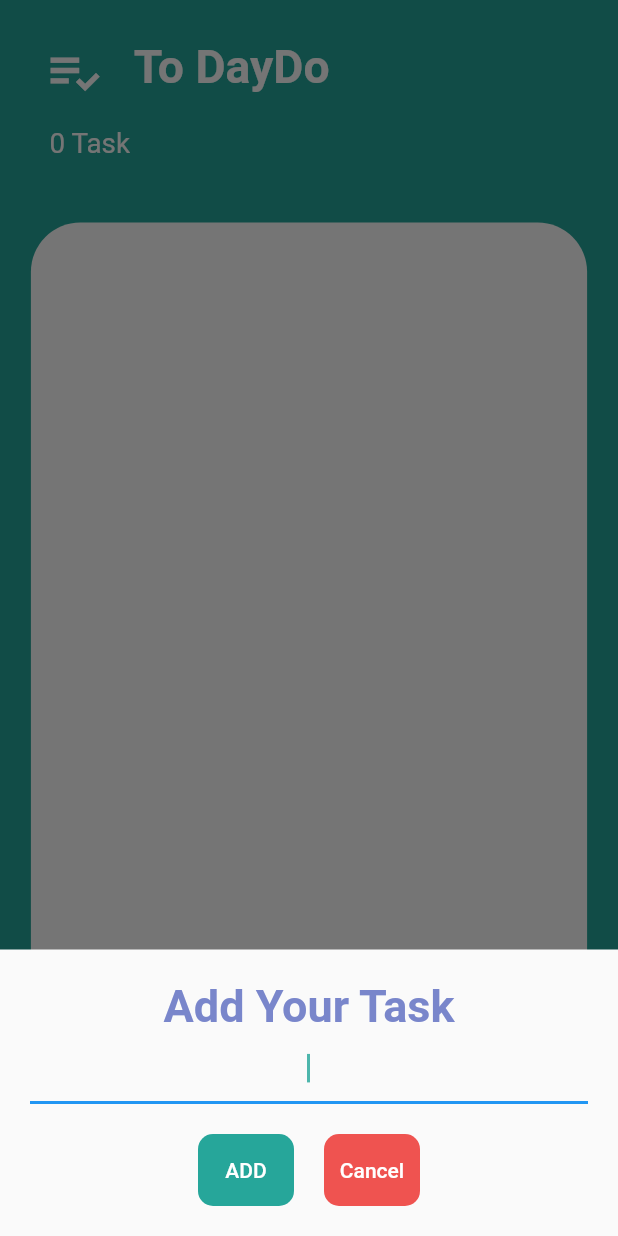
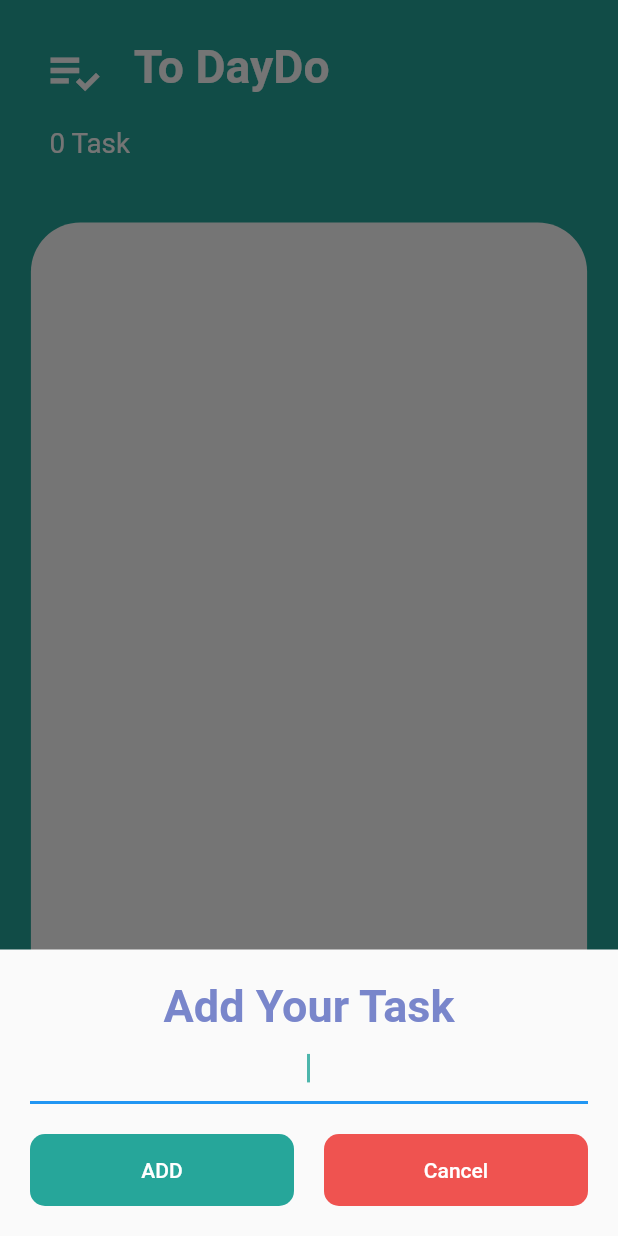
Before and after one commit to ahmdZhran/toDoApp, a Flutter app: the screen it shows after launch, after a tap on the "add" icon, on a phone screen of 412 x 824 dp. Run offline on Flutter 3.47's test engine with Material 2 defaults, Android fonts, the light colour scheme and no system bars; our stand-ins replace audioplayers, hive, hive_flutter; accounts and stored records are empty.

Commit message:
Expanded for button

```diff
--- a/lib/widgets/add_task.dart
+++ b/lib/widgets/add_task.dart
@@ -66,7 +66,8 @@ class AddTasks extends StatelessWidget {
             Row(
               mainAxisAlignment: MainAxisAlignment.center,
               children: [
-                Container(
+                Expanded(
+                  child: Container(
                     decoration: BoxDecoration(
                       borderRadius: BorderRadius.circular(10),
                       color: Colors.teal[400],
@@ -79,10 +80,12 @@ class AddTasks extends StatelessWidget {
                       ),
                     ),
                   ),
+                ),
                 const SizedBox(
                   width: 20,
                 ),
-                Container(
+                Expanded(
+                  child: Container(
                     decoration: BoxDecoration(
                       borderRadius: BorderRadius.circular(10),
                       color: Colors.red[400],
@@ -97,6 +100,7 @@ class AddTasks extends StatelessWidget {
                       ),
                     ),
                   ),
+                ),
               ],
             ),
           ],
```
Also changed, not shown: lib/widgets/custom_button.dart (added, +17 -0 lines), 1 other file. Lines whose indentation alone changed are shown as unchanged.
